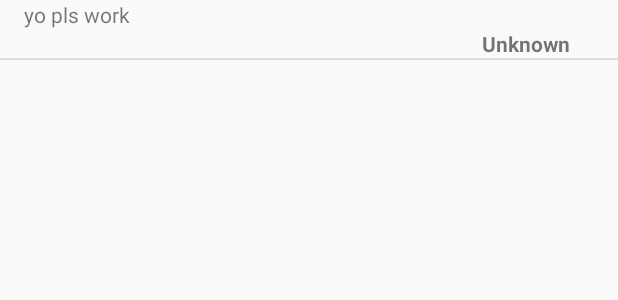
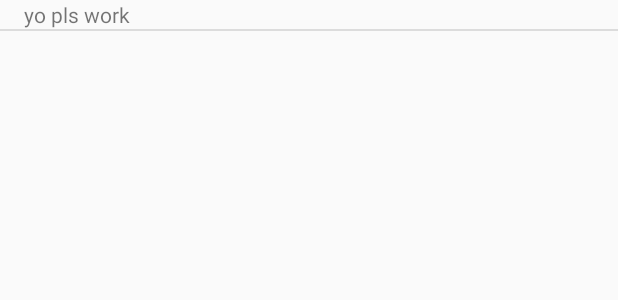
Before and after one commit to BluCodeGH/Saved, an Android app: the layout fragment_single_tweet.xml on its own in the app's theme, with its tools: preview values and no code run, on a phone screen of 412 x 824 dp. Shown: the top 300 px of the screen. Run offline under Robolectric (Android 15) with nearby library versions, the phone set to English and light mode, and no system bars.

Commit message:
final fixes

```diff
--- a/app/src/main/java/com/example/saved/ui/main/TweetAdapter.kt
+++ b/app/src/main/java/com/example/saved/ui/main/TweetAdapter.kt
@@ -61,7 +61,7 @@ RecyclerView.Adapter<TweetAdapter.MyViewHolder>() {
                 // This method is called once with the initial value and again
                 // whenever data at this location is updated.
                 val feed = dataSnapshot.getValue() as String;
-                holder.view.findViewById<TextView>(R.id.body).text = feed
+                holder.view.findViewById<TextView>(R.id.body).text = feed.substring(2, feed.length-1)
             }
 
             override fun onCancelled(error: DatabaseError) {
--- a/app/src/main/res/layout/fragment_single_tweet.xml
+++ b/app/src/main/res/layout/fragment_single_tweet.xml
@@ -19,17 +19,6 @@
 
     </TextView>
 
-    <TextView
-        android:id="@+id/author"
-        android:layout_width="match_parent"
-        android:layout_height="wrap_content"
-        android:layout_marginEnd="32dp"
-        android:text="Unknown"
-        android:textAlignment="textEnd"
-        android:textStyle="bold"
-        app:layout_constraintEnd_toEndOf="parent"
-        app:layout_constraintTop_toBottomOf="@+id/body" />
-
     <View
         android:id="@+id/divider"
         android:layout_width="match_parent"
@@ -37,5 +26,5 @@
         android:background="?android:attr/listDivider"
         app:layout_constraintEnd_toEndOf="parent"
         app:layout_constraintStart_toStartOf="parent"
-        app:layout_constraintTop_toBottomOf="@+id/author" />
+        app:layout_constraintTop_toBottomOf="@+id/body" />
 </androidx.constraintlayout.widget.ConstraintLayout>
```
